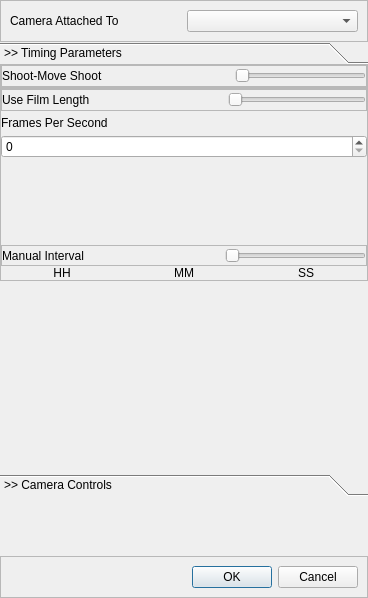
This is Graffik/gui/film/Dialogs/cameracontroldialog.ui in DynamicPerception/Graffik_Legacy as Qt 5 draws it before an edit. The edited form follows.
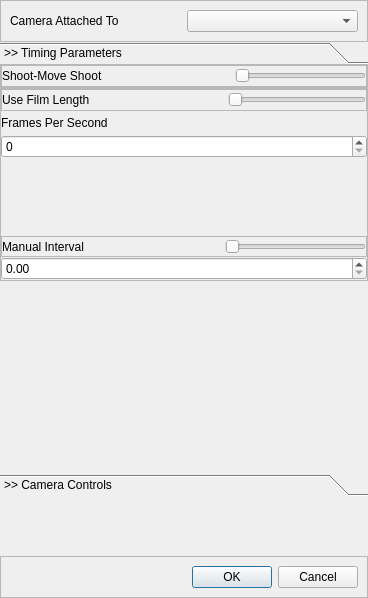
This is the edited form. Custom widgets are drawn as their Qt base class.

```diff
--- a/Graffik/gui/film/Dialogs/cameracontroldialog.ui
+++ b/Graffik/gui/film/Dialogs/cameracontroldialog.ui
@@ -281,52 +281,13 @@
                <property name="spacing">
                 <number>0</number>
                </property>
-               <item row="2" column="0">
-                <widget class="QLabel" name="hhSpinLabel">
-                 <property name="text">
-                  <string>HH</string>
-                 </property>
-                 <property name="alignment">
-                  <set>Qt::AlignCenter</set>
-                 </property>
-                </widget>
-               </item>
-               <item row="2" column="1">
-                <widget class="QLabel" name="mmSpinLabel">
-                 <property name="text">
-                  <string>MM</string>
-                 </property>
-                 <property name="alignment">
-                  <set>Qt::AlignCenter</set>
-                 </property>
-                </widget>
-               </item>
-               <item row="2" column="2">
-                <widget class="QLabel" name="ssSpinLabel">
-                 <property name="text">
-                  <string>SS</string>
-                 </property>
-                 <property name="alignment">
-                  <set>Qt::AlignCenter</set>
-                 </property>
-                </widget>
-               </item>
                <item row="1" column="0">
-                <widget class="FlickNumber" name="hhSpinBox" native="true"/>
-               </item>
-               <item row="1" column="1">
-                <widget class="FlickNumber" name="mmSpinBox" native="true">
-                 <property name="minimumSize">
-                  <size>
-                   <width>0</width>
-                   <height>0</height>
-                  </size>
+                <widget class="QDoubleSpinBox" name="manIntSpin">
+                 <property name="toolTip">
+                  <string>Manual Interval, In Seconds</string>
                  </property>
                 </widget>
                </item>
-               <item row="1" column="2">
-                <widget class="FlickNumber" name="ssSpinBox" native="true"/>
-               </item>
               </layout>
              </item>
             </layout>
@@ -454,6 +415,9 @@
           </item>
           <item>
            <widget class="QDoubleSpinBox" name="bulbSpin">
+            <property name="toolTip">
+             <string>Bulb Exposure Time, In Seconds</string>
+            </property>
             <property name="maximum">
              <double>999.000000000000000</double>
             </property>
@@ -471,6 +435,9 @@
           </item>
           <item>
            <widget class="QDoubleSpinBox" name="delaySpin">
+            <property name="toolTip">
+             <string>Camera Exposure Delay, In Seconds</string>
+            </property>
             <property name="maximum">
              <double>999.000000000000000</double>
             </property>
@@ -589,6 +556,9 @@
           </item>
           <item>
            <widget class="QDoubleSpinBox" name="focusSpin">
+            <property name="toolTip">
+             <string>Focus Time, In Seconds</string>
+            </property>
             <property name="maximum">
              <double>999.000000000000000</double>
             </property>
@@ -663,12 +633,6 @@
    <extends>QSlider</extends>
    <header>core/Widgets/slidetoggle.h</header>
   </customwidget>
-  <customwidget>
-   <class>FlickNumber</class>
-   <extends>QWidget</extends>
-   <header location="global">core/Utilities/flicknumber.h</header>
-   <container>1</container>
-  </customwidget>
  </customwidgets>
  <resources/>
  <connections>
```
